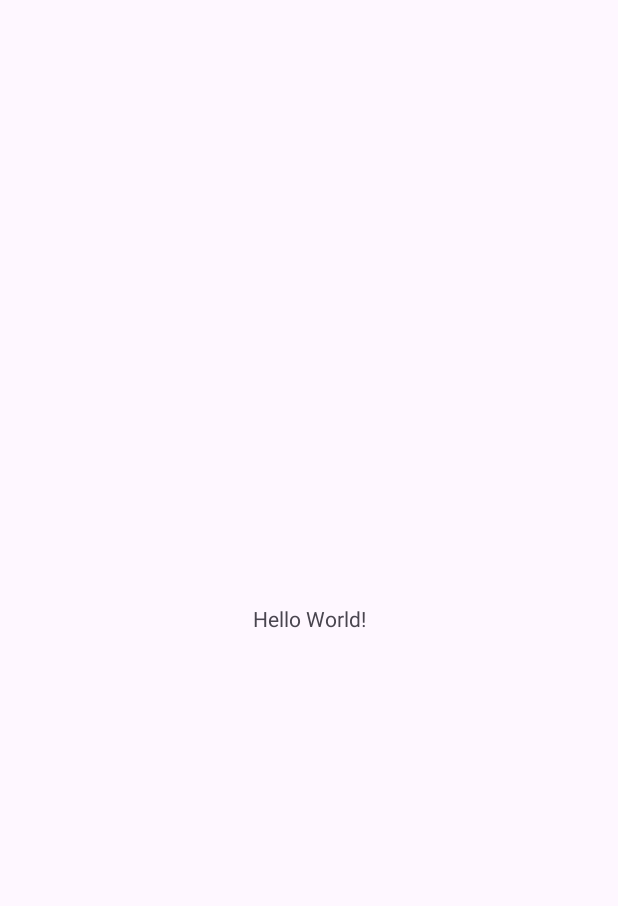
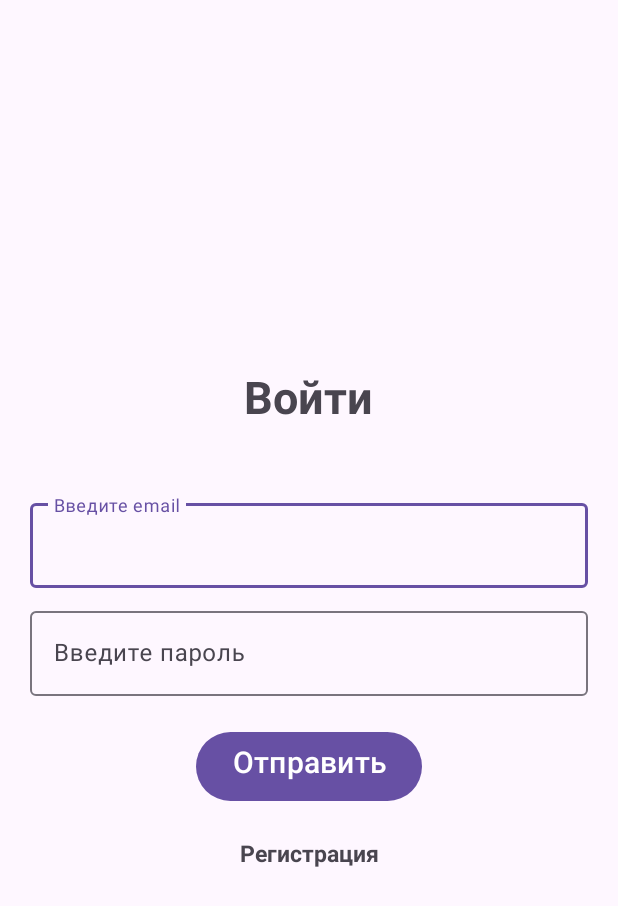
Before and after one commit to NikitaAlekseevich/CustomerApp_FoodDelivery, an Android app: the screen it shows after launch (MainActivity before the commit, Login after it), on a phone screen of 412 x 824 dp. Before the commit the part shown is almost empty. Shown: the top 906 px of the screen. Run offline under Robolectric (Android 15) with nearby library versions, the phone set to English and light mode, and no system bars; our stand-ins replace Volley.

Commit message:
Регистрация, Вход (xml,java)

```diff
--- a/app/build.gradle
+++ b/app/build.gradle
@@ -14,6 +14,10 @@ android {
         versionName "1.0"
 
         testInstrumentationRunner "androidx.test.runner.AndroidJUnitRunner"
+    }
+
+    buildFeatures{
+        viewBinding true
     }
 
     buildTypes {
--- /dev/null
+++ b/app/src/main/java/com/example/customerapp/Login.java
@@ -0,0 +1,121 @@
+package com.example.customerapp;
+import androidx.appcompat.app.AppCompatActivity;
+
+import android.content.Intent;
+import android.content.SharedPreferences;
+import android.os.Bundle;
+import android.view.View;
+import android.widget.Button;
+import android.widget.ProgressBar;
+import android.widget.TextView;
+
+import com.android.volley.Request;
+import com.android.volley.RequestQueue;
+import com.android.volley.Response;
+import com.android.volley.VolleyError;
+import com.android.volley.toolbox.StringRequest;
+import com.android.volley.toolbox.Volley;
+import com.google.android.material.textfield.TextInputEditText;
+
+import org.json.JSONException;
+import org.json.JSONObject;
+
+import java.util.HashMap;
+import java.util.Map;
+
+public class Login extends AppCompatActivity {
+
+    TextInputEditText editTextEmail, editTextPassword;
+    String name, email, password;
+    TextView textViewError, textViewRegister;
+    Button buttonSubmit;
+    ProgressBar progressBar;
+    SharedPreferences sharedPreferences;
+
+    @Override
+    protected void onCreate(Bundle savedInstanceState) {
+        super.onCreate(savedInstanceState);
+        setContentView(R.layout.activity_login);
+        sharedPreferences = getSharedPreferences("CustomerApp", MODE_PRIVATE);
+        if (sharedPreferences.getString("login", "false").equals("true")) {
+            Intent intent = new Intent(getApplicationContext(), MainActivity.class);
+            startActivity(intent);
+            finish();
+        }
+
+        editTextEmail = findViewById(R.id.email);
+        editTextPassword = findViewById(R.id.password);
+        buttonSubmit = findViewById(R.id.submit);
+        progressBar = findViewById(R.id.loading);
+        textViewError = findViewById(R.id.error);
+        textViewRegister = findViewById(R.id.registerNow);
+        textViewRegister.setOnClickListener(new View.OnClickListener() {
+            @Override
+            public void onClick(View view) {
+                Intent intent = new Intent(getApplicationContext(), Registration.class);
+                startActivity(intent);
+                finish();
+            }
+        });
+        buttonSubmit.setOnClickListener(new View.OnClickListener() {
+            @Override
+            public void onClick(View view) {
+                progressBar.setVisibility(View.VISIBLE);
+                textViewError.setVisibility(View.GONE);
+                email = editTextEmail.getText().toString();
+                password = editTextPassword.getText().toString();
+
+                RequestQueue queue = Volley.newRequestQueue(getApplicationContext());
+                String url = "http://192.168.0.105/food-delivery-application/fooddeliveryapp/public/api/users/login";
+                // cmd -> config -> Ipv4
+
+                StringRequest stringRequest = new StringRequest(Request.Method.POST, url,
+                        new Response.Listener<String>() {
+                            @Override
+                            public void onResponse(String response) {
+                                progressBar.setVisibility(View.GONE);
+                                try {
+                                    JSONObject jsonObject = new JSONObject(response);
+                                    String status = jsonObject.getString("status");
+                                    String message = jsonObject.getString("message");
+                                    if (status.equals("success")) {
+                                        name = jsonObject.getString("name");
+                                        email = jsonObject.getString("email");
+                                        SharedPreferences.Editor myEdit = sharedPreferences.edit();
+                                        myEdit.putString("login", "true");
+                                        myEdit.putString("name", name);
+                                        myEdit.putString("email", email);
+                                        myEdit.apply();
+                                        Intent intent = new Intent(getApplicationContext(), MainActivity.class);
+                                        startActivity(intent);
+                                        finish();
+                                    } else {
+                                        textViewError.setText(message);
+                                        textViewError.setVisibility(View.VISIBLE);
+                                    }
+                                } catch (JSONException e) {
+                                    e.printStackTrace();
+                                }
+                            }
+                        }, new Response.ErrorListener() {
+                    @Override
+                    public void onErrorResponse(VolleyError error) {
+                        progressBar.setVisibility(View.GONE);
+                        textViewError.setText(error.getLocalizedMessage());
+                        textViewError.setVisibility(View.VISIBLE);
+                        error.printStackTrace();
+                    }
+                }) {
+                    protected Map<String, String> getParams() {
+                        Map<String, String> paramV = new HashMap<>();
+                        paramV.put("email", email);
+                        paramV.put("password", password);
+                        return paramV;
+                    }
+                };
+                queue.add(stringRequest);
+
+            }
+        });
+    }
+}
--- a/app/src/main/java/com/example/customerapp/MainActivity.java
+++ b/app/src/main/java/com/example/customerapp/MainActivity.java
@@ -2,13 +2,28 @@ package com.example.customerapp;
 
 import androidx.appcompat.app.AppCompatActivity;
 
+import android.content.Intent;
+import android.content.SharedPreferences;
 import android.os.Bundle;
+import android.view.View;
+
+import com.example.customerapp.databinding.ActivityMainBinding;
+import com.example.customerapp.databinding.ActivityRegistrationBinding;
 
 public class MainActivity extends AppCompatActivity {
-
+    ActivityMainBinding binding;
+    SharedPreferences sharedPreferences;
     @Override
     protected void onCreate(Bundle savedInstanceState) {
         super.onCreate(savedInstanceState);
-        setContentView(R.layout.activity_main);
+        binding = ActivityMainBinding.inflate(getLayoutInflater());
+        View view = binding.getRoot();
+        setContentView(view);
+        sharedPreferences = getSharedPreferences("CustomerApp", MODE_PRIVATE);
+        if (sharedPreferences.getString("login", "false").equals("false")) {
+            Intent intent = new Intent(getApplicationContext(), Login.class);
+            startActivity(intent);
+            finish();
+        }
     }
 }
--- /dev/null
+++ b/app/src/main/res/drawable/ic_add.xml
@@ -0,0 +1,5 @@
+<vector android:height="24dp" android:tint="#000000"
+    android:viewportHeight="24" android:viewportWidth="24"
+    android:width="24dp" xmlns:android="http://schemas.android.com/apk/res/android">
+    <path android:fillColor="@android:color/white" android:pathData="M19,13h-6v6h-2v-6H5v-2h6V5h2v6h6v2z"/>
+</vector>
--- /dev/null
+++ b/app/src/main/res/drawable/ic_remove.xml
@@ -0,0 +1,5 @@
+<vector android:height="24dp" android:tint="#000000"
+    android:viewportHeight="24" android:viewportWidth="24"
+    android:width="24dp" xmlns:android="http://schemas.android.com/apk/res/android">
+    <path android:fillColor="@android:color/white" android:pathData="M19,13H5v-2h14v2z"/>
+</vector>
--- /dev/null
+++ b/app/src/main/res/layout/activity_login.xml
@@ -0,0 +1,83 @@
+<?xml version="1.0" encoding="utf-8"?>
+<LinearLayout xmlns:android="http://schemas.android.com/apk/res/android"
+    xmlns:tools="http://schemas.android.com/tools"
+    android:layout_width="match_parent"
+    android:layout_height="match_parent"
+    android:gravity="center"
+    android:orientation="vertical"
+    tools:context=".Login">
+
+    <TextView
+        android:layout_width="wrap_content"
+        android:layout_height="wrap_content"
+        android:layout_marginBottom="10dp"
+        android:text="@string/login"
+        android:textSize="30sp"
+        android:textStyle="bold" />
+
+    <com.google.android.material.textfield.TextInputLayout
+        android:layout_width="match_parent"
+        android:layout_height="wrap_content"
+        android:layout_marginStart="20dp"
+        android:layout_marginEnd="20dp"
+        android:layout_marginBottom="10dp">
+
+        <com.google.android.material.textfield.TextInputEditText
+            android:id="@+id/email"
+            android:layout_width="match_parent"
+            android:layout_height="wrap_content"
+            android:hint="@string/enter_email" />
+    </com.google.android.material.textfield.TextInputLayout>
+
+
+    <com.google.android.material.textfield.TextInputLayout
+        android:layout_width="match_parent"
+        android:layout_height="wrap_content"
+        android:layout_marginStart="20dp"
+        android:layout_marginEnd="20dp"
+        android:layout_marginBottom="20dp">
+
+        <com.google.android.material.textfield.TextInputEditText
+            android:id="@+id/password"
+            android:layout_width="match_parent"
+            android:layout_height="wrap_content"
+            android:hint="@string/enter_password" />
+    </com.google.android.material.textfield.TextInputLayout>
+
+
+    <TextView
+        android:id="@+id/error"
+        android:layout_width="match_parent"
+        android:layout_height="wrap_content"
+        android:layout_marginBottom="20dp"
+        android:gravity="center"
+        android:text="@string/Error_while_logging_in"
+        android:textColor="@android:color/holo_red_light"
+        android:visibility="gone" />
+
+    <ProgressBar
+        android:id="@+id/loading"
+        android:layout_width="wrap_content"
+        android:layout_height="wrap_content"
+        android:layout_marginBottom="20dp"
+        android:visibility="gone" />
+
+    <Button
+        android:id="@+id/submit"
+        android:layout_width="wrap_content"
+        android:layout_height="54dp"
+        android:layout_gravity="center"
+        android:text="@string/submit"
+        android:textSize="20sp" />
+
+    <TextView
+        android:id="@+id/registerNow"
+        android:layout_width="match_parent"
+        android:layout_height="wrap_content"
+        android:layout_marginTop="20dp"
+        android:gravity="center"
+        android:text="@string/register"
+        android:textSize="15sp"
+        android:textStyle="bold" />
+
+</LinearLayout>
--- a/app/src/main/res/values/strings.xml
+++ b/app/src/main/res/values/strings.xml
@@ -1,3 +1,14 @@
 <resources>
     <string name="app_name">CustomerApp</string>
+    <string name="register">Регистрация</string>
+    <string name="Enter_name">Введите имя</string>
+    <string name="enter_email">Введите email</string>
+    <string name="enter_password">Введите пароль</string>
+    <string name="submit">Отправить\n</string>
+    <string name="login_now">Войти сейчас\n</string>
+    <string name="Error_while_logging_in">Ошибка при входе</string>
+    <string name="login">Войти\n</string>
+    <string name="orders">Заказы</string>
+    <string name="cart">Корзина</string>
+    <string name="enter_address">"Введите адресс "</string>
 </resources>
--- a/gradle.properties
+++ b/gradle.properties
@@ -15,6 +15,7 @@ org.gradle.jvmargs=-Xmx2048m -Dfile.encoding=UTF-8
 # Android operating system, and which are packaged with your app's APK
 # https://developer.android.com/topic/libraries/support-library/androidx-rn
 android.useAndroidX=true
+android.enableJetifier=true
 # Enables namespacing of each library's R class so that its R class includes only the
 # resources declared in the library itself and none from the library's dependencies,
 # thereby reducing the size of the R class for that library
```
Also changed, not shown: app/src/main/AndroidManifest.xml (+21 -3 lines), app/src/main/java/com/example/customerapp/Registration.java (added, +92 -0 lines), app/src/main/res/layout/activity_main.xml (+47 -10 lines), app/src/main/res/layout/activity_registration.xml (added, +98 -0 lines), app/src/main/res/layout/list_item.xml (added, +61 -0 lines).
